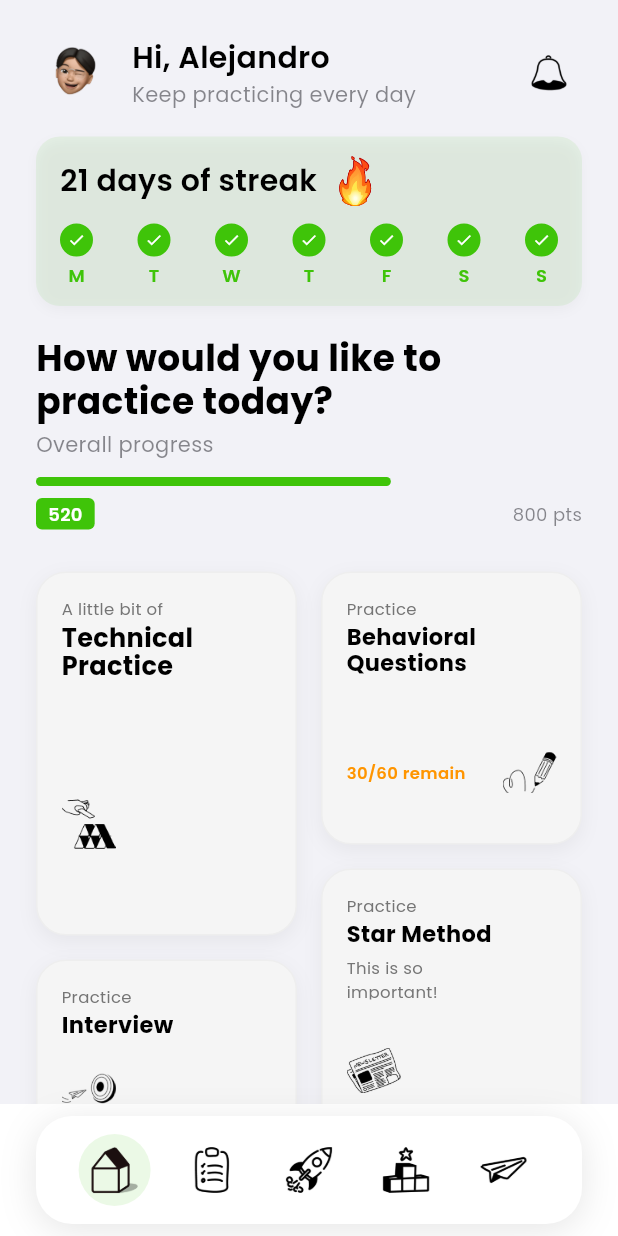
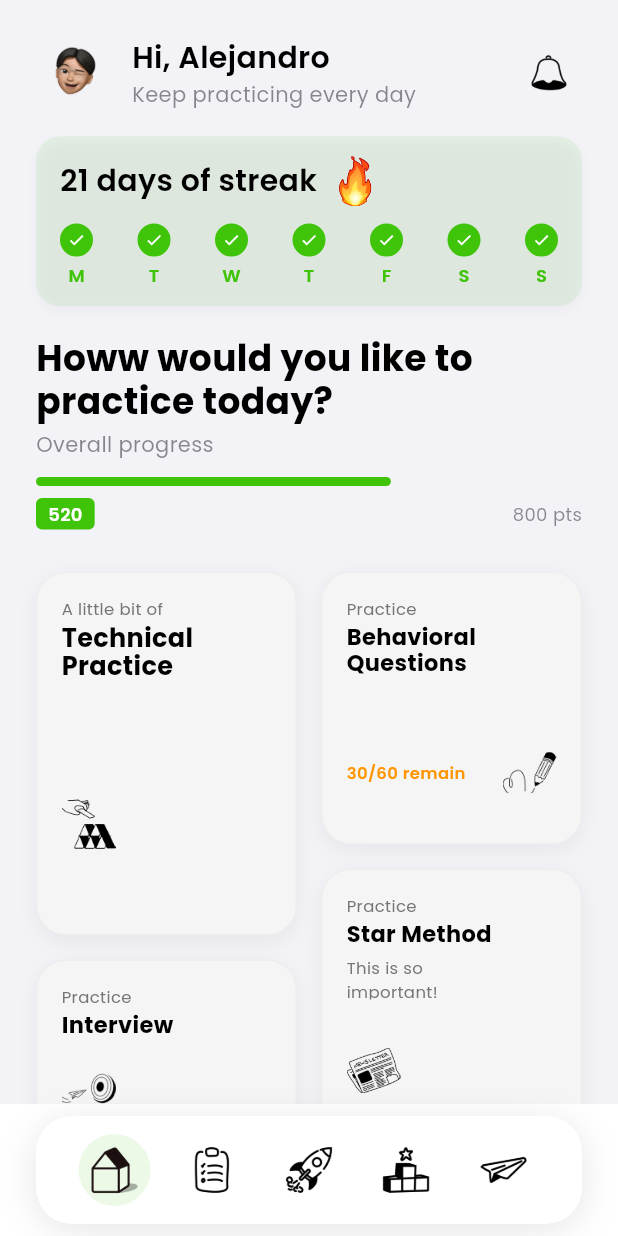
Before and after one commit to Villalobos14/TechingApp, a Flutter app: the screen it shows after launch, on a phone screen of 412 x 824 dp. Run offline on Flutter 3.47's test engine with Material 3 defaults, Android fonts, the phone set to English and light mode, and no system bars; our stand-ins replace google_fonts, lottie.

Commit message:
homesCreeen

```diff
--- a/lib/home_screen.dart
+++ b/lib/home_screen.dart
@@ -13,7 +13,6 @@ class PracticeHomeScreen extends StatefulWidget {
 }
 
 class _PracticeHomeScreenState extends State<PracticeHomeScreen> {
-  // 🔥 MOCK DATA → reemplaza por tu lógica real
   final String userName     = 'Alejandro';
   final int streakDays      = 21;
   final double progressPts  = 520;
@@ -85,7 +84,7 @@ class _PracticeHomeScreenState extends State<PracticeHomeScreen> {
               const SizedBox(height: 20),
 
               Text(
-                'How would you like to practice today?',
+                'Howw would you like to practice today?',
                 style: GoogleFonts.poppins(
                   fontSize: 24,
                   fontWeight: FontWeight.w700,
```
Also changed, not shown: 1 other file.
